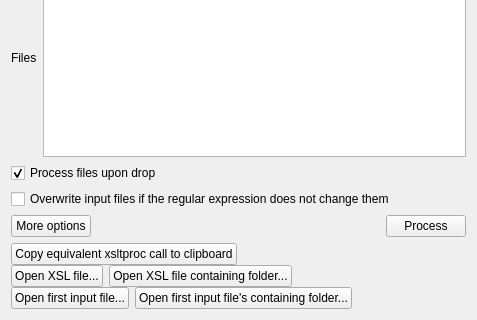
This is xslexpress.ui in adamb924/XSLExpress as Qt 5 draws it before an edit; both pictures show x 0 to 477 and y 208 to 528 of the 477 by 528 pixel window. The edited form follows.
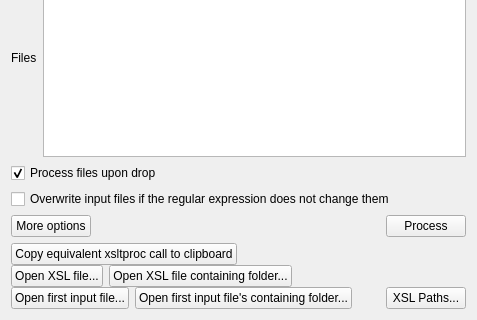
This is the edited form. Custom widgets are drawn as their Qt base class.

Commit message:
User specified XSL paths
Allows for private XSL libraries elsewhere in the filesystem

Diff of the .ui file:
```diff
--- a/xslexpress.ui
+++ b/xslexpress.ui
@@ -404,6 +404,13 @@
           </property>
          </spacer>
         </item>
+        <item>
+         <widget class="QPushButton" name="xslPathsButton">
+          <property name="text">
+           <string>XSL Paths...</string>
+          </property>
+         </widget>
+        </item>
        </layout>
       </item>
      </layout>
```
The commit also changes 8 other files.
